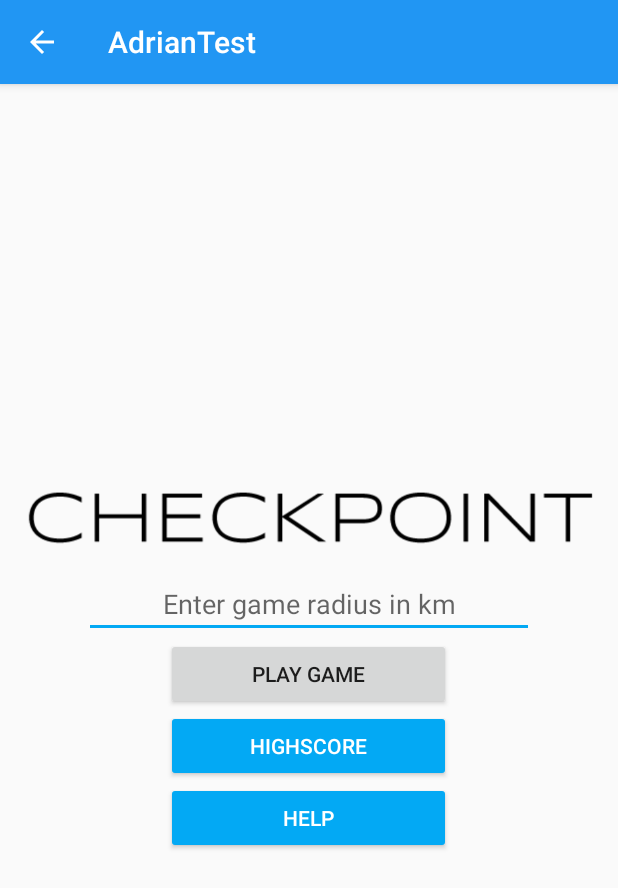
After one commit to adense13/MAMN01BlueInteraction, an Android app: the AdrianTest screen opened directly, with no data from a screen before it, on a phone screen of 412 x 824 dp. The commit adds this screen. Shown: the top 888 px of the screen. Run offline under Robolectric (Android 15) with nearby library versions, the phone set to English and light mode, and no system bars.

Commit message:
Adrians test home screen

```diff
--- a/app/src/main/AndroidManifest.xml
+++ b/app/src/main/AndroidManifest.xml
@@ -7,7 +7,7 @@
 
     <application
         android:allowBackup="true"
-        android:icon="@mipmap/ic_launcher"
+        android:icon="@mipmap/launcher_icon"
         android:label="@string/app_name"
         android:supportsRtl="true"
         android:theme="@style/AppTheme">
@@ -51,6 +51,15 @@
                 android:name="android.support.PARENT_ACTIVITY"
                 android:value="blueinteraction.mamn01blueinteraction.MainActivity" />
         </activity>
+        <activity
+            android:name=".AdrianTest"
+            android:label="@string/title_activity_adrian_test"
+            android:parentActivityName=".MainActivity"
+            android:theme="@style/AppTheme.NoActionBar">
+            <meta-data
+                android:name="android.support.PARENT_ACTIVITY"
+                android:value="blueinteraction.mamn01blueinteraction.MainActivity" />
+        </activity>
     </application>
 
 </manifest>
--- /dev/null
+++ b/app/src/main/java/blueinteraction/mamn01blueinteraction/AdrianTest.java
@@ -0,0 +1,21 @@
+package blueinteraction.mamn01blueinteraction;
+
+import android.os.Bundle;
+import android.support.design.widget.FloatingActionButton;
+import android.support.design.widget.Snackbar;
+import android.support.v7.app.AppCompatActivity;
+import android.support.v7.widget.Toolbar;
+import android.view.View;
+
+public class AdrianTest extends AppCompatActivity {
+
+    @Override
+    protected void onCreate(Bundle savedInstanceState) {
+        super.onCreate(savedInstanceState);
+        setContentView(R.layout.activity_adrian_test);
+        Toolbar toolbar = (Toolbar) findViewById(R.id.toolbar);
+        setSupportActionBar(toolbar);
+        getSupportActionBar().setDisplayHomeAsUpEnabled(true);
+    }
+
+}
--- a/app/src/main/java/blueinteraction/mamn01blueinteraction/MainActivity.java
+++ b/app/src/main/java/blueinteraction/mamn01blueinteraction/MainActivity.java
@@ -76,4 +76,9 @@ public class MainActivity extends AppCompatActivity {
         Intent intent = new Intent(this, HighScoreActivity.class);
         startActivity(intent);
     }
+
+    public void clickAdrianTest(View view){
+        Intent intent = new Intent(this, AdrianTest.class);
+        startActivity(intent);
+    }
 }
--- /dev/null
+++ b/app/src/main/res/drawable/button_custom_play.xml
@@ -0,0 +1,61 @@
+<?xml version="1.0" encoding="utf-8"?>
+<selector
+    xmlns:android="http://schemas.android.com/apk/res/android">
+
+    <item android:state_pressed="true" >
+        <shape>
+            <gradient
+                android:startColor="@color/colorButtonPlay"
+                android:endColor="@color/colorButtonPlayDark"
+                android:angle="270" />
+            <stroke
+                android:width="3dp"
+                android:color="@color/colorPrimaryLight" />
+            <corners
+                android:radius="3dp" />
+            <padding
+                android:left="10dp"
+                android:top="10dp"
+                android:right="10dp"
+                android:bottom="10dp" />
+        </shape>
+    </item>
+
+    <item android:state_focused="true" >
+        <shape>
+            <gradient
+                android:endColor="@color/colorButtonPlay"
+                android:startColor="@color/colorButtonPlayDark"
+                android:angle="270" />
+            <stroke
+                android:width="3dp"
+                android:color="@color/colorPrimaryLight" />
+            <corners
+                android:radius="3dp" />
+            <padding
+                android:left="10dp"
+                android:top="10dp"
+                android:right="10dp"
+                android:bottom="10dp" />
+        </shape>
+    </item>
+
+    <item>
+        <shape>
+            <gradient
+                android:endColor="@color/colorButtonPlay"
+                android:startColor="@color/colorButtonPlayDark"
+                android:angle="270" />
+            <stroke
+                android:width="3dp"
+                android:color="@color/colorPrimaryLight" />
+            <corners
+                android:radius="3dp" />
+            <padding
+                android:left="10dp"
+                android:top="10dp"
+                android:right="10dp"
+                android:bottom="10dp" />
+        </shape>
+    </item>
+</selector>
--- /dev/null
+++ b/app/src/main/res/layout/activity_adrian_test.xml
@@ -0,0 +1,26 @@
+<?xml version="1.0" encoding="utf-8"?>
+<android.support.design.widget.CoordinatorLayout xmlns:android="http://schemas.android.com/apk/res/android"
+    xmlns:app="http://schemas.android.com/apk/res-auto"
+    xmlns:tools="http://schemas.android.com/tools"
+    android:layout_width="match_parent"
+    android:layout_height="match_parent"
+    android:fitsSystemWindows="true"
+    tools:context="blueinteraction.mamn01blueinteraction.AdrianTest">
+
+    <android.support.design.widget.AppBarLayout
+        android:layout_width="match_parent"
+        android:layout_height="wrap_content"
+        android:theme="@style/AppTheme.AppBarOverlay">
+
+        <android.support.v7.widget.Toolbar
+            android:id="@+id/toolbar"
+            android:layout_width="match_parent"
+            android:layout_height="?attr/actionBarSize"
+            android:background="?attr/colorPrimary"
+            app:popupTheme="@style/AppTheme.PopupOverlay" />
+
+    </android.support.design.widget.AppBarLayout>
+
+    <include layout="@layout/content_adrian_test" />
+
+</android.support.design.widget.CoordinatorLayout>
--- /dev/null
+++ b/app/src/main/res/layout/content_adrian_test.xml
@@ -0,0 +1,99 @@
+<?xml version="1.0" encoding="utf-8"?>
+<LinearLayout xmlns:android="http://schemas.android.com/apk/res/android"
+    xmlns:app="http://schemas.android.com/apk/res-auto"
+    xmlns:tools="http://schemas.android.com/tools"
+    android:layout_width="match_parent"
+    android:layout_height="match_parent"
+    android:paddingBottom="@dimen/activity_vertical_margin"
+    android:paddingLeft="@dimen/activity_horizontal_margin"
+    android:paddingRight="@dimen/activity_horizontal_margin"
+    android:paddingTop="@dimen/activity_vertical_margin"
+    android:orientation="vertical"
+    app:layout_behavior="@string/appbar_scrolling_view_behavior"
+    tools:context="blueinteraction.mamn01blueinteraction.AdrianTest"
+    tools:showIn="@layout/activity_adrian_test"
+    android:gravity="center_vertical">
+
+    <LinearLayout
+        android:orientation="horizontal"
+        android:layout_width="wrap_content"
+        android:layout_height="wrap_content"
+        android:layout_gravity="center_horizontal">
+
+        <ImageView
+            android:layout_width="wrap_content"
+            android:layout_height="wrap_content"
+            android:id="@+id/imageView"
+            android:layout_gravity="center_horizontal"
+            android:src="@drawable/checkpoint_logo_1" />
+    </LinearLayout>
+
+    <LinearLayout
+        android:orientation="horizontal"
+        android:layout_width="match_parent"
+        android:layout_height="wrap_content"
+        android:paddingLeft="40dp"
+        android:paddingRight="40dp">
+
+        <EditText
+            android:layout_width="match_parent"
+            android:layout_height="wrap_content"
+            android:inputType="number"
+            android:ems="10"
+            android:id="@+id/textGameRadius"
+            android:layout_gravity="center_horizontal"
+            android:hint="Enter game radius in km"
+            android:textAlignment="center" />
+    </LinearLayout>
+
+    <LinearLayout
+        android:orientation="horizontal"
+        android:layout_width="match_parent"
+        android:layout_height="wrap_content">
+
+        <LinearLayout
+            android:orientation="vertical"
+            android:layout_width="0dp"
+            android:layout_height="match_parent"
+            android:layout_weight="1" />
+
+        <LinearLayout
+            android:orientation="vertical"
+            android:layout_width="0dp"
+            android:layout_height="match_parent"
+            android:layout_weight="2" >
+
+            <Button
+                android:layout_width="match_parent"
+                android:layout_height="wrap_content"
+                android:text="Play Game"
+                android:id="@+id/buttonPlayGame"
+                android:layout_gravity="center_horizontal"
+                style="@drawable/button_custom_play" />
+
+            <Button
+                style="@style/Widget.AppCompat.Button.Colored"
+                android:layout_width="match_parent"
+                android:layout_height="wrap_content"
+                android:text="Highscore"
+                android:id="@+id/buttonHighscore"
+                android:layout_gravity="center_horizontal" />
+
+            <Button
+                style="@style/Widget.AppCompat.Button.Colored"
+                android:layout_width="match_parent"
+                android:layout_height="wrap_content"
+                android:text="Help"
+                android:id="@+id/buttonHelp"
+                android:layout_gravity="center_horizontal" />
+
+        </LinearLayout>
+
+        <LinearLayout
+            android:orientation="vertical"
+            android:layout_width="0dp"
+            android:layout_height="match_parent"
+            android:layout_weight="1" />
+    </LinearLayout>
+
+</LinearLayout>
--- a/app/src/main/res/layout/content_main.xml
+++ b/app/src/main/res/layout/content_main.xml
@@ -66,6 +66,13 @@
             android:id="@+id/buttonHighscore"
             android:onClick="highScore" />
 
+        <Button
+            android:layout_width="wrap_content"
+            android:layout_height="wrap_content"
+            android:text="Adde Test Start Screen"
+            android:id="@+id/buttonAddeTest"
+            android:onClick="clickAdrianTest" />
+
     </LinearLayout>
 
 </RelativeLayout>
--- a/app/src/main/res/values/colors.xml
+++ b/app/src/main/res/values/colors.xml
@@ -8,4 +8,6 @@
     <color name="colorTextSecondary">#727272</color>
     <color name="colorIcons">#FFFFFF</color>
     <color name="colorDivider">#B6B6B6</color>
+    <color name="colorButtonPlay">#1dc136</color>
+    <color name="colorButtonPlayDark">#17972a</color>
 </resources>
--- a/app/src/main/res/values/strings.xml
+++ b/app/src/main/res/values/strings.xml
@@ -20,6 +20,7 @@
     <string name="geofence_transition_invalid_type">Invalid transition type</string>
     <string name="title_activity_compass">CompassActivity</string>
     <string name="title_activity_high_score">HighScoreActivity</string>
+    <string name="title_activity_adrian_test">AdrianTest</string>
 
 
 </resources>
--- a/app/src/main/res/values/styles.xml
+++ b/app/src/main/res/values/styles.xml
@@ -1,4 +1,4 @@
-<resources>
+<resources xmlns:android="http://schemas.android.com/tools">
 
     <!-- Base application theme. -->
     <style name="AppTheme" parent="Theme.AppCompat.Light.DarkActionBar">
@@ -17,4 +17,8 @@
 
     <style name="AppTheme.PopupOverlay" parent="ThemeOverlay.AppCompat.Light" />
 
+    <style name="splashScreenTheme" parent="@style/AppTheme.NoActionBar">
+        <item name="android:windowBackground">@drawable/cplogo1</item>
+    </style>
+
 </resources>
```
Also changed, not shown: app/src/main/res/drawable/checkpoint_background.jpg (added), app/src/main/res/drawable/checkpoint_logo_1.png (added), app/src/main/res/drawable/cpicon.png (added), app/src/main/res/drawable/cplogo1.png (added).
